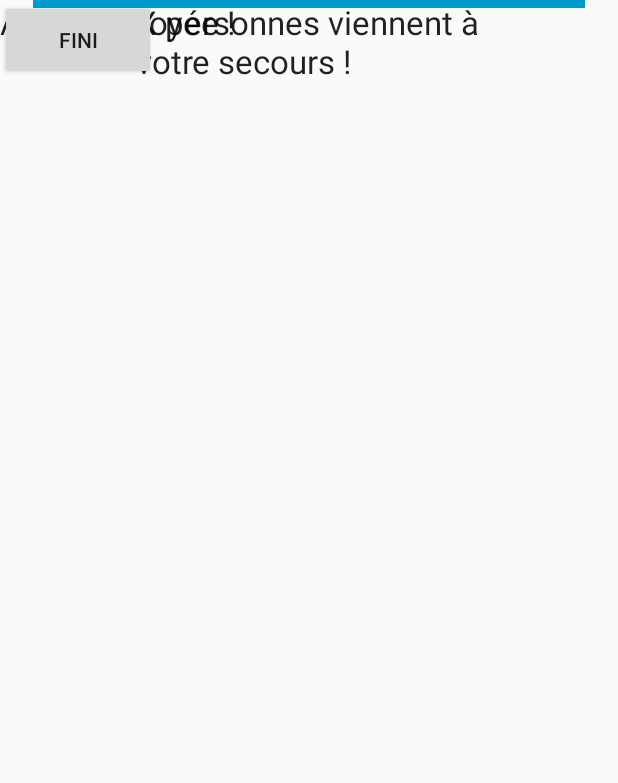
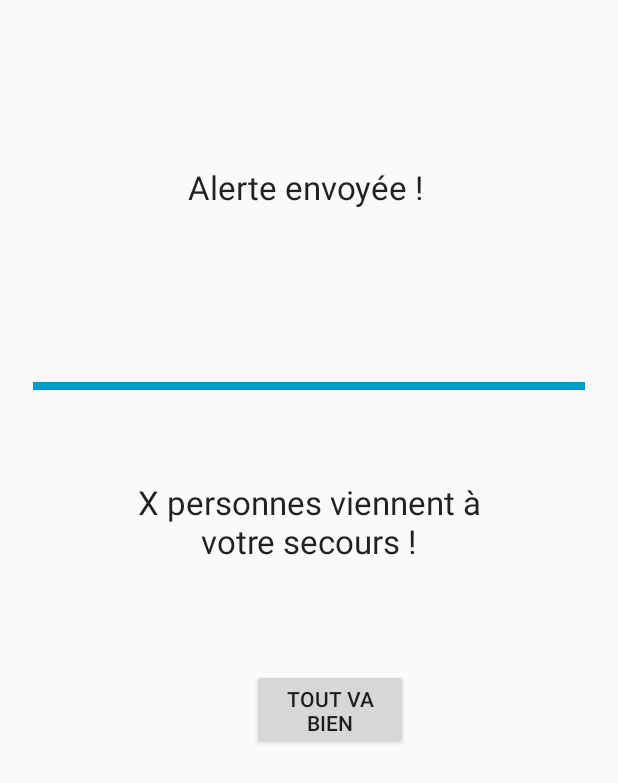
Before and after one commit to ArtyNaCl/besafe-android-app, an Android app: the layout alert_responder.xml on its own in the app's theme, with its tools: preview values and no code run, on a phone screen of 412 x 824 dp. Shown: the top 783 px of the screen. Run offline under Robolectric (Android 15) with nearby library versions, the phone set to English and light mode, and no system bars.

Commit message:
AlertResponderFixxé

```diff
--- a/app/src/main/res/layout/alert_responder.xml
+++ b/app/src/main/res/layout/alert_responder.xml
@@ -10,44 +10,63 @@
         android:id="@+id/labelfor_alert"
         android:layout_width="162dp"
         android:layout_height="35dp"
-        android:text="Alerte envoyée !"
+        android:layout_marginStart="8dp"
+        android:layout_marginTop="8dp"
+        android:layout_marginEnd="8dp"
+        android:layout_marginBottom="8dp"
+        android:text="@string/alerte_envoy_e"
         android:textAppearance="@android:style/TextAppearance.DeviceDefault.Large"
         android:visibility="visible"
-        tools:layout_editor_absoluteX="111dp"
-        tools:layout_editor_absoluteY="77dp"
-        tools:ignore="MissingConstraints" />
+        app:layout_constraintBottom_toTopOf="@+id/divider2"
+        app:layout_constraintEnd_toEndOf="parent"
+        app:layout_constraintStart_toStartOf="parent"
+        app:layout_constraintTop_toTopOf="parent" />
 
     <View
         android:id="@+id/divider2"
         android:layout_width="368dp"
         android:layout_height="5dp"
         android:layout_marginStart="1dp"
+        android:layout_marginTop="8dp"
         android:layout_marginEnd="1dp"
+        android:layout_marginBottom="8dp"
         android:background="@android:color/holo_blue_dark"
+        app:layout_constraintBottom_toBottomOf="parent"
         app:layout_constraintEnd_toEndOf="parent"
         app:layout_constraintStart_toStartOf="parent"
-        tools:layout_editor_absoluteY="182dp"
-        tools:ignore="MissingConstraints" />
+        app:layout_constraintTop_toTopOf="parent"
+        app:layout_constraintVertical_bias="0.307" />
 
     <TextView
         android:id="@+id/textView4"
         android:layout_width="231dp"
         android:layout_height="74dp"
         android:layout_marginStart="8dp"
+        android:layout_marginTop="60dp"
         android:layout_marginEnd="8dp"
-        android:text="X personnes viennent à votre secours !"
+        android:layout_marginBottom="8dp"
+        android:text="@string/x_personnes_viennent_votre_secours"
+        android:textAlignment="center"
         android:textAppearance="@android:style/TextAppearance.DeviceDefault.Large"
+        app:layout_constraintBottom_toBottomOf="parent"
         app:layout_constraintEnd_toEndOf="parent"
         app:layout_constraintHorizontal_bias="0.503"
         app:layout_constraintStart_toStartOf="parent"
-        tools:layout_editor_absoluteY="268dp" />
+        app:layout_constraintTop_toBottomOf="@+id/divider2"
+        app:layout_constraintVertical_bias="0.0"
+        tools:text="X personnes viennent à votre secours !" />
 
     <Button
         android:id="@+id/finish_alert_button"
         android:layout_width="104dp"
         android:layout_height="53dp"
-        android:text="FINI"
-        tools:layout_editor_absoluteX="140dp"
-        tools:layout_editor_absoluteY="410dp" />
+        android:layout_marginStart="8dp"
+        android:layout_marginTop="52dp"
+        android:layout_marginEnd="140dp"
+        android:text="@string/tout_va_bien"
+        app:layout_constraintEnd_toEndOf="parent"
+        app:layout_constraintHorizontal_bias="1.0"
+        app:layout_constraintStart_toStartOf="parent"
+        app:layout_constraintTop_toBottomOf="@+id/textView4" />
 
 </android.support.constraint.ConstraintLayout>
--- a/app/src/main/res/values/strings.xml
+++ b/app/src/main/res/values/strings.xml
@@ -21,4 +21,8 @@
     <string name="action_settings">Settings</string>
     <string name="alert">Button</string>
     <string name="channel_name">channel</string>
+    <string name="fini">FINI</string>
+    <string name="x_personnes_viennent_votre_secours">X personnes viennent à votre secours !</string>
+    <string name="alerte_envoy_e">Alerte envoyée !</string>
+    <string name="tout_va_bien">Tout va bien</string>
 </resources>
```
